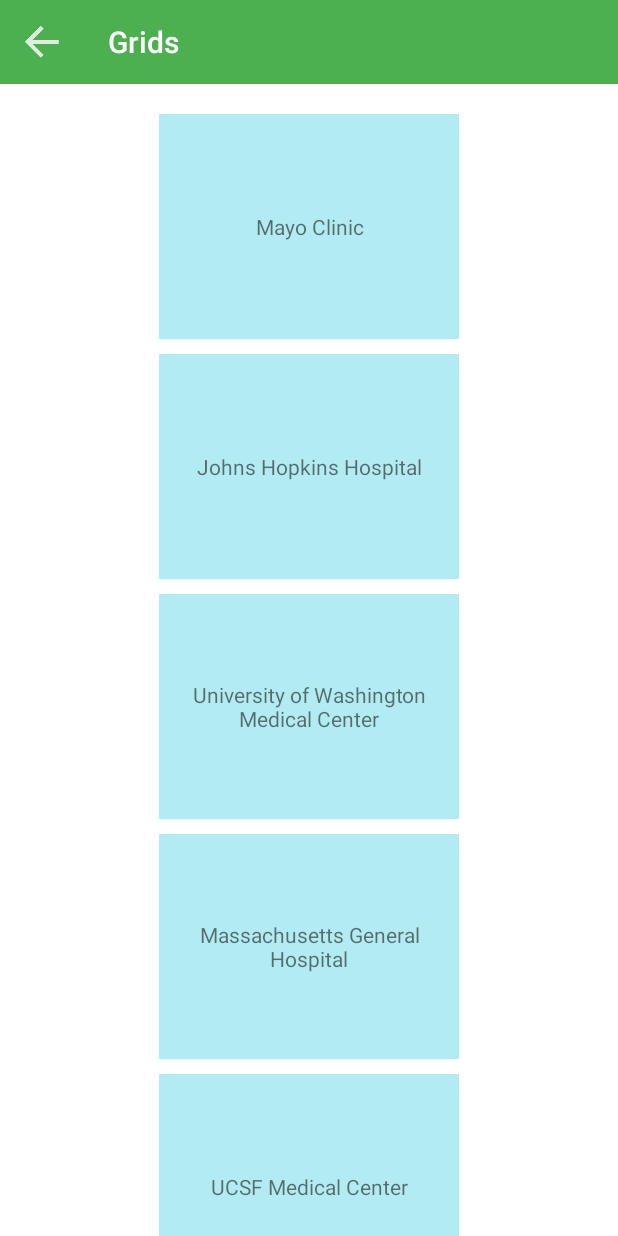
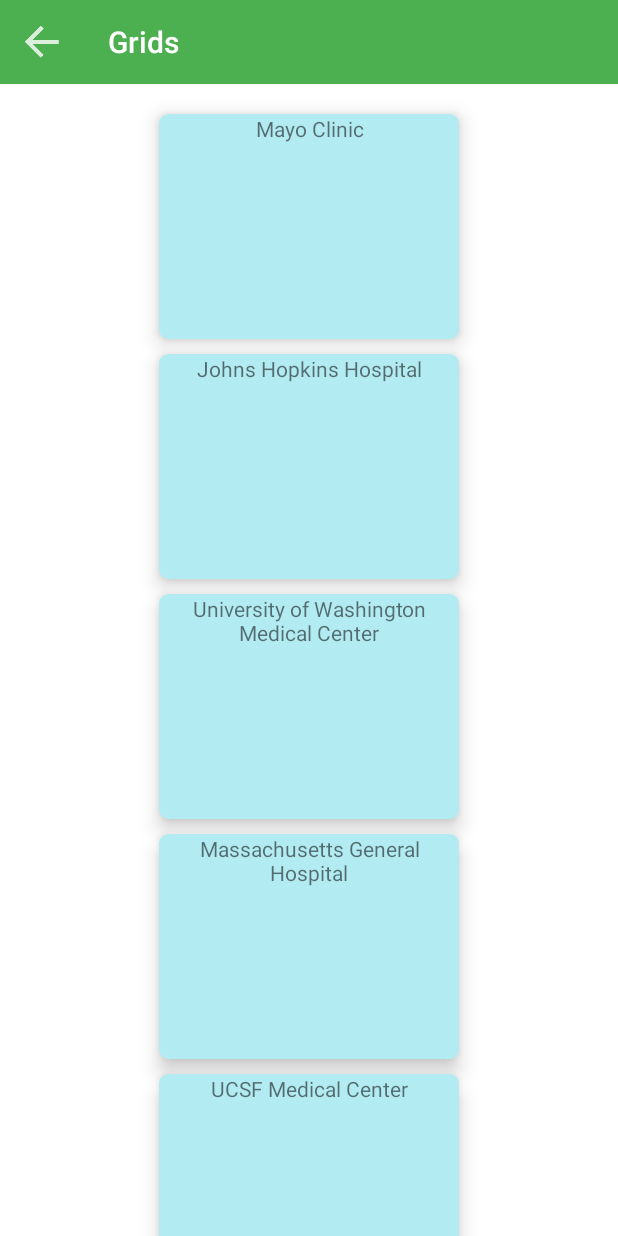
Before and after one commit to BradBroulik/android-adaptive-demos, an Android app: the GridViewActivity screen opened directly, with no data from a screen before it, on a phone screen of 412 x 824 dp. Run offline under Robolectric (Android 15) with nearby library versions, the phone set to English and light mode, and no system bars.

Commit message:
Added CardView to Grid example.

```diff
--- a/app/build.gradle
+++ b/app/build.gradle
@@ -48,4 +48,6 @@ dependencies {
     compile 'com.android.support:appcompat-v7:22.0.0'
     compile 'com.android.support:support-v4:22.0.0'
     compile 'com.android.support:gridlayout-v7:22.0.0'
+    compile 'com.android.support:cardview-v7:22.0.0'
+    compile 'com.android.support:recyclerview-v7:22.0.0'
 }
--- a/app/src/main/res/layout/grid_view_item.xml
+++ b/app/src/main/res/layout/grid_view_item.xml
@@ -1,12 +1,21 @@
-<?xml version="1.0" encoding="utf-8"?>
-<TextView xmlns:android="http://schemas.android.com/apk/res/android"
+<android.support.v7.widget.CardView xmlns:card_view="http://schemas.android.com/apk/res-auto"
+    xmlns:android="http://schemas.android.com/apk/res/android"
     xmlns:tools="http://schemas.android.com/tools"
-    android:id="@+id/grid_view_cell1"
-    android:layout_width="wrap_content"
-    android:layout_height="wrap_content"
-    android:background="@color/cyan_100"
-    android:height="150sp"
-    android:width="200sp"
-    android:textSize="14sp"
-    android:gravity="center"
-    tools:text="Grid item"></TextView>
+    android:id="@+id/card_view"
+    android:layout_width="200sp"
+    android:layout_height="150sp"
+    android:layout_gravity="center"
+    card_view:cardBackgroundColor="@color/cyan_100"
+    card_view:cardCornerRadius="6dp"
+    card_view:cardElevation="8dp">
+    <!-- TIP: Using "sp" units on dimensions (height, width, margins, etc) enables elastic layouts -->
+
+    <TextView
+        android:id="@+id/grid_view_cell1"
+        android:layout_width="match_parent"
+        android:layout_height="wrap_content"
+        android:textSize="14sp"
+        tools:text="Grid item"
+        android:gravity="center" />
+
+</android.support.v7.widget.CardView>
```
Also changed, not shown: 1 other file.
